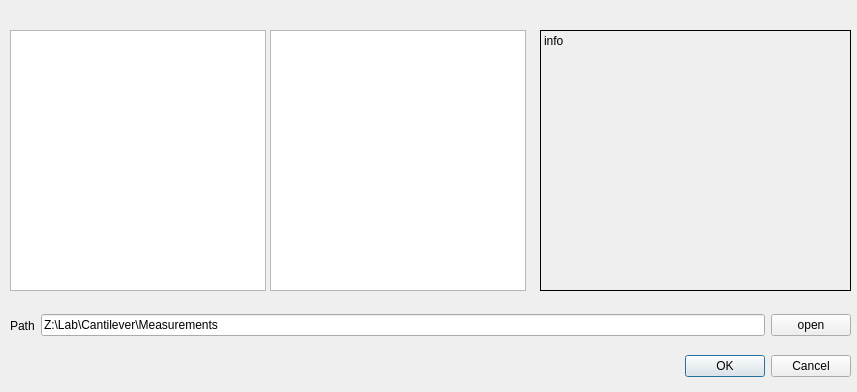
This is src/core/load_dialog.ui in LISE-B26/pylabcontrol as Qt 5 draws it before an edit. The edited form follows.
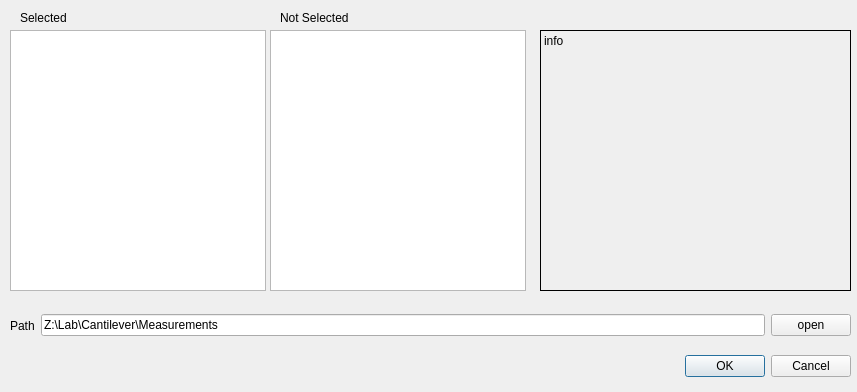
This is the edited form.

Commit message: - dialog returns selected elements

```diff
--- a/src/core/load_dialog.ui
+++ b/src/core/load_dialog.ui
@@ -131,6 +131,32 @@
     <bool>true</bool>
    </property>
   </widget>
+  <widget class="QLabel" name="label">
+   <property name="geometry">
+    <rect>
+     <x>20</x>
+     <y>10</y>
+     <width>241</width>
+     <height>16</height>
+    </rect>
+   </property>
+   <property name="text">
+    <string>Selected</string>
+   </property>
+  </widget>
+  <widget class="QLabel" name="label_2">
+   <property name="geometry">
+    <rect>
+     <x>280</x>
+     <y>10</y>
+     <width>241</width>
+     <height>16</height>
+    </rect>
+   </property>
+   <property name="text">
+    <string>Not Selected</string>
+   </property>
+  </widget>
  </widget>
  <resources/>
  <connections>
```
The commit also changes 2 other files.
